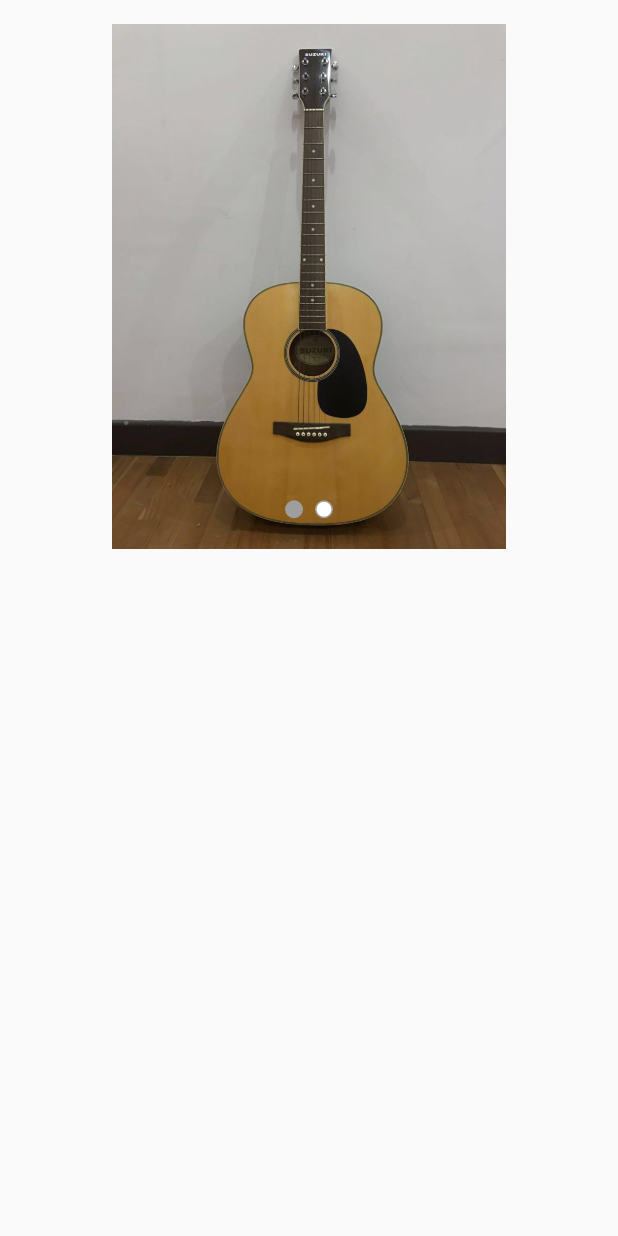
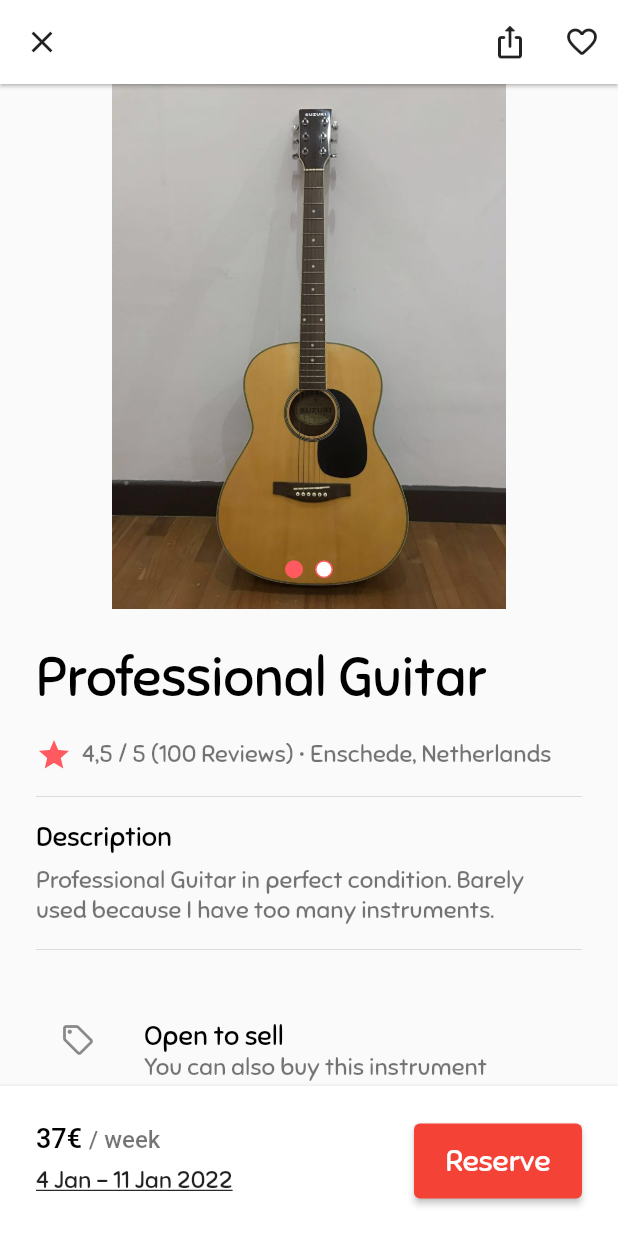
Before and after one commit to TjardL/iie_lending_platform, a Flutter app: the ProductDetailPage screen opened directly, on a phone screen of 412 x 824 dp. Run offline on Flutter 3.47's test engine with Material 2 defaults, Android fonts, the phone set to English and light mode, and no system bars; our stand-ins replace flutter_sticky_header.

Commit message:
after detail page

```diff
--- a/lib/pages/product_detail_page.dart
+++ b/lib/pages/product_detail_page.dart
@@ -1,30 +1,187 @@
 import 'package:flutter/material.dart';
+import 'package:iieproject/styles.dart';
 
 class ProductDetailPage extends StatefulWidget {
-  const ProductDetailPage({ Key? key, required this.images }) : super(key: key);
-final List<String> images;
+  const ProductDetailPage({Key? key, required this.images}) : super(key: key);
+  final List<String> images;
   @override
   _ProductDetailPageState createState() => _ProductDetailPageState();
 }
 
-class _ProductDetailPageState extends State<ProductDetailPage> with TickerProviderStateMixin{
+class _ProductDetailPageState extends State<ProductDetailPage>
+    with TickerProviderStateMixin {
   @override
   Widget build(BuildContext context) {
-    return ListView(children: [
-      _buildImageCarousel(),
-      // _buildDescription(),
-      // _buildBottomBar()
-    ],
-
+    return Scaffold(
+      extendBodyBehindAppBar: false,
+      appBar: AppBar(
+        elevation: 1,
+        backgroundColor: Colors.white,
+        leading: IconButton(
+          onPressed: () => Navigator.pop(context),
+          icon: Icon(
+            Icons.close,
+            color: Colors.black87,
+          ),
+        ),
+        actions: [
+          IconButton(
+            onPressed: () => Navigator.pop(context),
+            icon: Icon(
+              Icons.ios_share_rounded,
+              color: Colors.black87,
+            ),
+          ),
+          IconButton(
+            onPressed: () => Navigator.pop(context),
+            icon: Icon(
+              Icons.favorite_border_rounded,
+              color: Colors.black87,
+            ),
+          ),
+        ],
+      ),
+      body: Column(
+        children: [
+          Expanded(
+            child: ListView(
+              shrinkWrap: true,
+              padding: EdgeInsets.only(top: 0),
+              children: [
+                _buildImageCarousel(),
+                _buildDescription(),
+              ],
+            ),
+          ),
+          _buildBottomBar()
+        ],
+      ),
     );
   }
 
-  _buildImageCarousel(){
-     TabController imagesController =
+  _buildDescription() {
+    return Padding(
+      padding: const EdgeInsets.all(24.0),
+      child: Column(
+        crossAxisAlignment: CrossAxisAlignment.start,
+        children: [
+          Text(
+            "Professional Guitar",
+            style: TextStyles.h1,
+          ),
+          SizedBox(height: 16),
+          Row(
+            children: [
+              Icon(
+                Icons.star,
+                color: Theme.of(context).primaryColor,
+              ),
+              Text(
+                "  4,5 / 5 (100 Reviews) • Enschede, Netherlands",
+                style: TextStyles.body,
+              )
+            ],
+          ),
+          SizedBox(height: 8),
+          Divider(),
+          SizedBox(height: 8),
+          Text(
+            "Description",
+            style: TextStyles.h4,
+          ),
+          SizedBox(height: 8),
+          Text(
+            "Professional Guitar in perfect condition. Barely\nused because I have too many instruments.",
+            style: TextStyles.body,
+          ),
+          SizedBox(height: 8),
+          Divider(),
+          SizedBox(height: 24),
+          ListTile(
+            leading: Icon(
+              Icons.sell_outlined,
+            ),
+            title: Text(
+              "Open to sell",
+              style: TextStyles.h4,
+            ),
+            subtitle: Text(
+              "You can also buy this instrument",
+              style: TextStyles.body,
+            ),
+          ),SizedBox(height: 8),
+          ListTile(
+            leading: Icon(
+              Icons.calendar_today,
+            ),
+            title: Text(
+              "Flexible date",
+              style: TextStyles.h4,
+            ),
+            subtitle: Text(
+              "Extend the rent anytime",
+              style: TextStyles.body,
+            ),
+          ),
+        ],
+      ),
+    );
+  }
+
+  _buildBottomBar() {
+    return Material(
+      elevation: 3,
+      child: Container(
+        height: 100,
+        color: Colors.white,
+        child: Padding(
+          padding: const EdgeInsets.all(24.0),
+          child: Row(
+            mainAxisAlignment: MainAxisAlignment.spaceBetween,
+            children: [
+              Column(
+                crossAxisAlignment: CrossAxisAlignment.start,
+                children: [
+                  RichText(
+                    text: TextSpan(
+                      text: '37€ ',
+                      style: TextStyles.h4,
+                      children: <TextSpan>[
+                        TextSpan(text: '/ week', style: TextStyles.body),
+                      ],
+                    ),
+                  ),
+                  SizedBox(height: 8),
+                  Text(
+                    "4 Jan - 11 Jan 2022",
+                    style: TextStyles.link,
+                  )
+                ],
+              ),
+              ElevatedButton(
+                  onPressed: () {},
+                  child: Container(
+                    height: 50,
+                    width: 80,
+                    child: Center(
+                        child: Text(
+                      "Reserve",
+                      style: TextStyle(fontSize: 20),
+                    )),
+                  ))
+            ],
+          ),
+        ),
+      ),
+    );
+  }
+
+  _buildImageCarousel() {
+    TabController imagesController =
         TabController(length: widget.images.length, vsync: this);
 
     return Padding(
-      padding: const EdgeInsets.all(16.0),
+      padding: const EdgeInsets.all(0.0),
       child: Container(
         height: 350.0,
         child: Center(
@@ -36,53 +193,15 @@ class _ProductDetailPageState extends State<ProductDetailPage> with TickerProvid
                   controller: imagesController,
                   children: widget.images.map(
                     (image) {
-                      return
-                        Image.asset(image);
-
+                      return Image.asset(image);
                     },
                   ).toList(),
                 ),
-                // Align(
-                //   alignment: Alignment.bottomLeft,
-                //   child: FloatingActionButton(
-                //     elevation: 0,
-                //     backgroundColor: Colors.white.withAlpha(0),
-                //     //foregroundColor: Theme.of(context).accentColor,
-                //     child: Image.asset("images/bee.png",height: 32,),
-                //     onPressed: () {
-                //       Navigator.push(
-                //           context,
-                //           MaterialPageRoute(
-                //             builder: (context) => ZoomedImage(
-                //                 photos: widget.product
-                //                     .images[imagesController.index].imageURL),
-                //           ));
-                //     },
-                //   ),
-                // ),
-                // Align(
-                //   alignment: Alignment.bottomRight,
-                //   child: FloatingActionButton(
-                //     elevation: 0,
-                //     backgroundColor: Colors.white.withAlpha(0),
-                //     //foregroundColor: Theme.of(context).accentColor,
-                //     child: Icon(Icons.zoom_in),
-                //     onPressed: () {
-                //       Navigator.push(
-                //           context,
-                //           MaterialPageRoute(
-                //             builder: (context) => ZoomedImage(
-                //                 photos: widget.product
-                //                     .images[imagesController.index].imageURL),
-                //           ));
-                //     },
-                //   ),
-                // ),
                 Container(
                   alignment: FractionalOffset(0.5, 0.95),
                   child: TabPageSelector(
                     controller: imagesController,
-                    selectedColor: Colors.grey,
+                    selectedColor: Theme.of(context).primaryColor,
                     color: Colors.white,
                   ),
                 )
--- a/lib/styles.dart
+++ b/lib/styles.dart
@@ -4,7 +4,7 @@ class TextStyles{
 static TextStyle h2 = TextStyle(fontSize: 26,color: Colors.black,fontWeight: FontWeight.w500);
 static TextStyle h3 = TextStyle(fontSize: 22,color: Colors.black,fontWeight: FontWeight.w500);
 static TextStyle h4 = TextStyle(fontSize: 18,color: Colors.black,fontWeight: FontWeight.w500);
-static TextStyle h1 = TextStyle(fontSize: 36,color: Colors.black,fontWeight: FontWeight.w600);
+static TextStyle h1 = TextStyle(fontSize: 36,color: Colors.black,fontWeight: FontWeight.w500);
 static TextStyle body = TextStyle(fontSize: 16,color: Colors.black54);
 static TextStyle link = TextStyle(fontSize: 16,color: Colors.black87,decoration: TextDecoration.underline,);
 }
```
Also changed, not shown: 24 other files.
